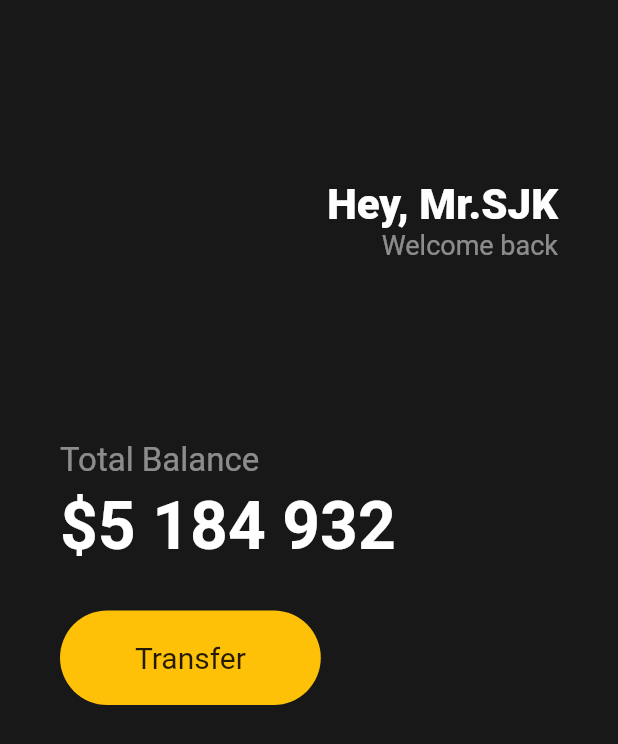
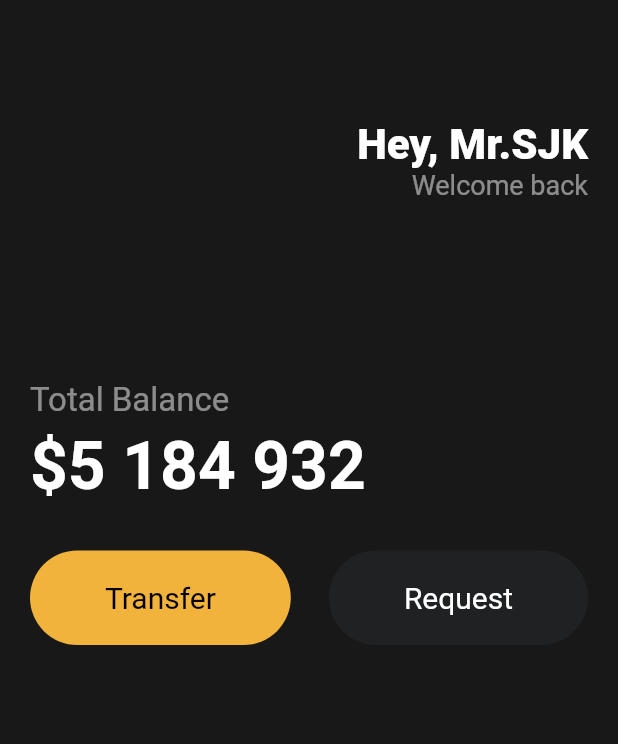
Before and after one commit to Sunjii/pomodoro, a Flutter app: the screen it shows after launch, on a phone screen of 412 x 824 dp. Shown: the top 744 px of the screen. Run offline on Flutter 3.47's test engine with Material 2 defaults, Android fonts, the phone set to English and light mode, and no system bars.

Commit message:
make widgets to class

```diff
--- a/lib/main.dart
+++ b/lib/main.dart
@@ -1,21 +1,26 @@
 import 'package:flutter/material.dart';
+import 'package:toonflix/widgets/button.dart';
 
 void main() {
-  runApp(App());
+  runApp(const App());
 }
 
 class App extends StatelessWidget {
+  const App({super.key});
+
   @override
   Widget build(BuildContext context) {
     return MaterialApp(
       home: Scaffold(
-          backgroundColor: Color(0xFF181818),
+          backgroundColor: const Color(0xFF181818),
           body: Padding(
-            padding: EdgeInsets.all(40),
+            padding: const EdgeInsets.symmetric(
+              horizontal: 20,
+            ),
             child: Column(
               crossAxisAlignment: CrossAxisAlignment.start,
               children: [
-                SizedBox(
+                const SizedBox(
                   height: 80,
                 ),
                 Row(
@@ -24,7 +29,7 @@ class App extends StatelessWidget {
                     Column(
                       crossAxisAlignment: CrossAxisAlignment.end,
                       children: [
-                        Text(
+                        const Text(
                           'Hey, Mr.SJK',
                           style: TextStyle(
                             color: Colors.white,
@@ -43,7 +48,7 @@ class App extends StatelessWidget {
                     )
                   ],
                 ),
-                SizedBox(
+                const SizedBox(
                   height: 120,
                 ),
                 Text(
@@ -53,10 +58,10 @@ class App extends StatelessWidget {
                     fontSize: 22,
                   ),
                 ),
-                SizedBox(
+                const SizedBox(
                   height: 5,
                 ),
-                Text(
+                const Text(
                   '\$5 184 932',
                   style: TextStyle(
                     color: Colors.white,
@@ -64,29 +69,20 @@ class App extends StatelessWidget {
                     fontWeight: FontWeight.w600,
                   ),
                 ),
-                SizedBox(
+                const SizedBox(
                   height: 30,
                 ),
                 Row(
-                  children: [
-                    Container(
-                      decoration: BoxDecoration(
-                        color: Colors.amber,
-                        borderRadius: BorderRadius.circular(45),
-                      ),
-                      child: Padding(
-                        child: Text(
-                          "Transfer",
-                          style: TextStyle(
-                            fontSize: 20,
-                          ),
-                        ),
-                        padding: EdgeInsets.symmetric(
-                          vertical: 20,
-                          horizontal: 50,
-                        ),
-                      ),
-                    )
+                  mainAxisAlignment: MainAxisAlignment.spaceBetween,
+                  children: const [
+                    Button(
+                        text: 'Transfer',
+                        backgroundColor: Color(0xFFF1B33B),
+                        textColor: Colors.black),
+                    Button(
+                        text: 'Request',
+                        backgroundColor: Color(0xFF1F2123),
+                        textColor: Colors.white),
                   ],
                 )
               ],
--- /dev/null
+++ b/lib/widgets/button.dart
@@ -0,0 +1,37 @@
+import 'package:flutter/material.dart';
+
+class Button extends StatelessWidget {
+  final String text;
+  final Color backgroundColor;
+  final Color textColor;
+
+  const Button({
+    super.key,
+    required this.text,
+    required this.backgroundColor,
+    required this.textColor,
+  });
+
+  @override
+  Widget build(BuildContext context) {
+    return Container(
+      decoration: BoxDecoration(
+        color: backgroundColor,
+        borderRadius: BorderRadius.circular(45),
+      ),
+      child: Padding(
+        padding: const EdgeInsets.symmetric(
+          vertical: 20,
+          horizontal: 50,
+        ),
+        child: Text(
+          text,
+          style: TextStyle(
+            fontSize: 20,
+            color: textColor,
+          ),
+        ),
+      ),
+    );
+  }
+}
```
